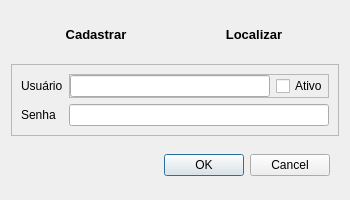
Klubas/Projeto-SOAD, file Resources/UI/CadastroUsuario.ui: the form before one commit.
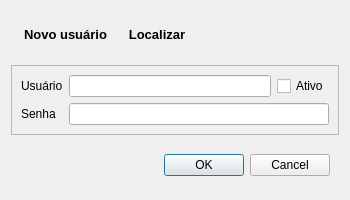
The form after the commit.

Commit message: - Cadastro de usuário (e alteração de senha)

Patch:
```diff
--- a/Resources/UI/CadastroUsuario.ui
+++ b/Resources/UI/CadastroUsuario.ui
@@ -54,10 +54,10 @@
       <item row="0" column="1">
        <widget class="QFrame" name="frame_2">
         <property name="frameShape">
-         <enum>QFrame::StyledPanel</enum>
+         <enum>QFrame::NoFrame</enum>
         </property>
         <property name="frameShadow">
-         <enum>QFrame::Raised</enum>
+         <enum>QFrame::Plain</enum>
         </property>
         <layout class="QHBoxLayout" name="horizontalLayout">
          <property name="leftMargin">
@@ -144,7 +144,7 @@
          </font>
         </property>
         <property name="text">
-         <string>Cadastrar</string>
+         <string>Novo usuário</string>
         </property>
         <property name="checkable">
          <bool>false</bool>
@@ -180,6 +180,19 @@
         </property>
        </widget>
       </item>
+      <item>
+       <spacer name="horizontalSpacer">
+        <property name="orientation">
+         <enum>Qt::Horizontal</enum>
+        </property>
+        <property name="sizeHint" stdset="0">
+         <size>
+          <width>40</width>
+          <height>20</height>
+         </size>
+        </property>
+       </spacer>
+      </item>
      </layout>
     </widget>
    </item>
```
Left out of the diff: 8 changed lines with no effect on the pictures. The commit also changes 32 other files.
